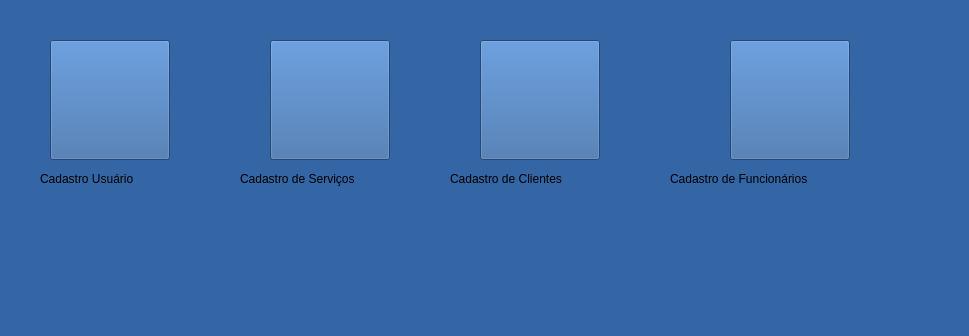
Above: menu_cadastros.ui from JVwolfart/PROJETO-SALAO-JOVEM-PROGRAMADOR before the change. Below: the same form after it.
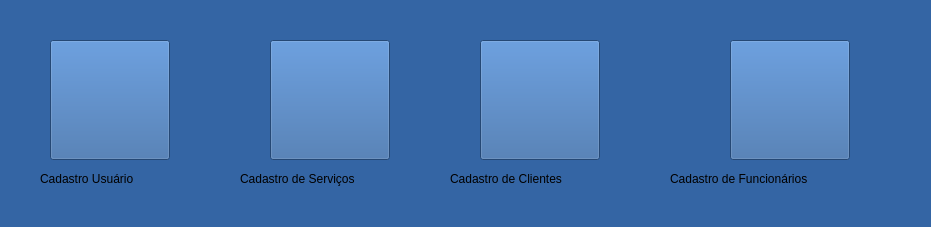
That is the form after the change. Icons and pictures are not drawn.

What changed in the file:
```diff
--- a/menu_cadastros.ui
+++ b/menu_cadastros.ui
@@ -2,13 +2,14 @@
 <ui version="4.0">
  <class>menu_cadastro</class>
  <widget class="QWidget" name="menu_cadastro">
-  <property name="geometry">
-   <rect>
-    <x>0</x>
-    <y>0</y>
-    <width>969</width>
-    <height>336</height>
-   </rect>
+  <property name="windowModality">
+   <enum>Qt::ApplicationModal</enum>
+  </property>
+  <property name="sizePolicy">
+   <sizepolicy hsizetype="Preferred" vsizetype="Preferred">
+    <horstretch>0</horstretch>
+    <verstretch>0</verstretch>
+   </sizepolicy>
   </property>
   <property name="windowTitle">
    <string>Menu de Cadastros</string>
```
